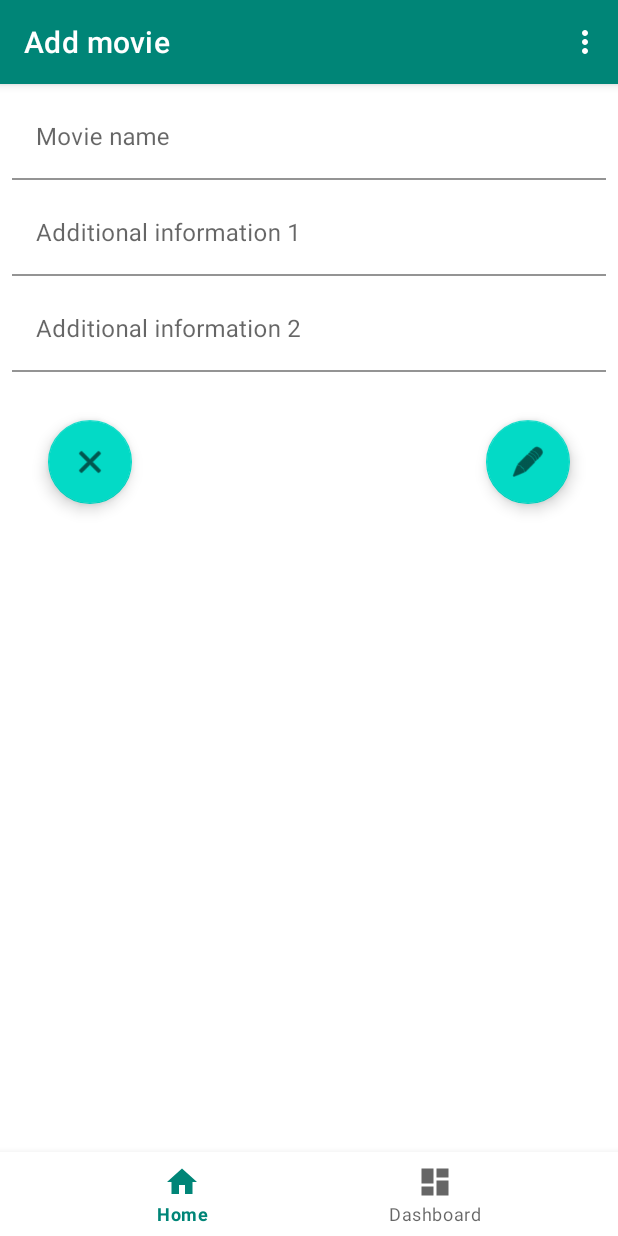
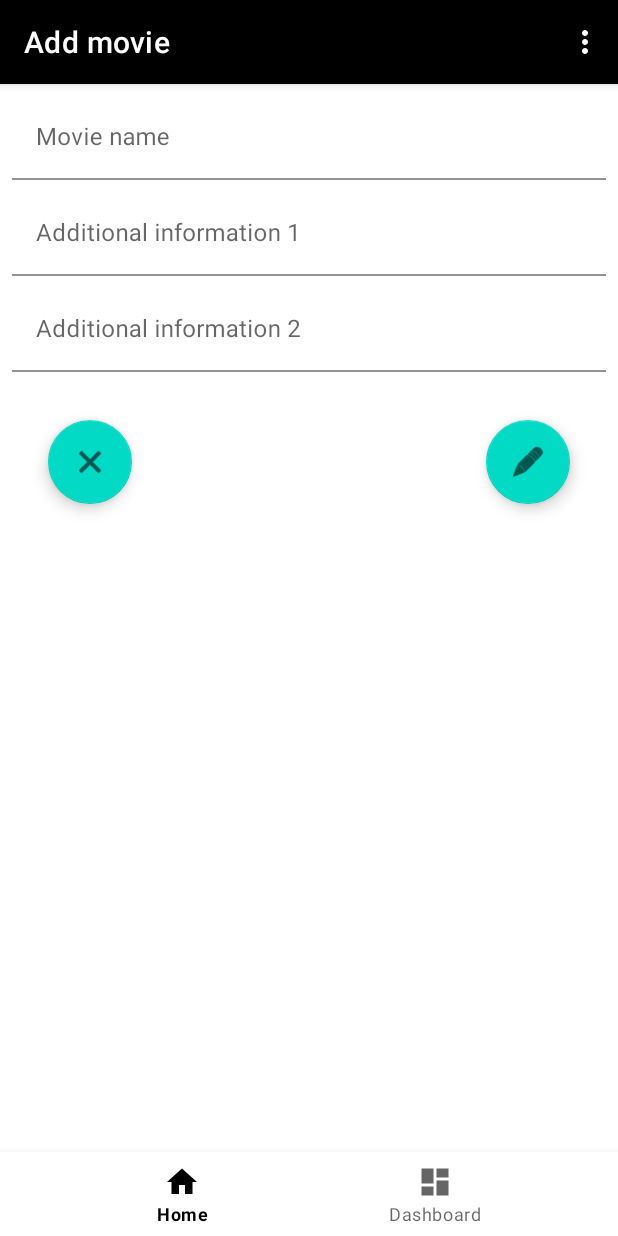
Before and after one commit to hgarciaalberto/GroupFilmManager, an Android app: the AddMovieFragment screen opened through its navigation route, after a tap on an icon or button, on a phone screen of 412 x 824 dp. Run offline under Robolectric (Android 15) with nearby library versions, the phone set to English and light mode, and no system bars; our stand-ins replace Firebase (no records; nobody signed in at launch, a user with empty details on screens opened directly), data binding, navigation-ui; 3 statements that could not run were skipped.

Commit message:
List movies and users in MoviesFragment Some colours changed

```diff
--- a/app/build.gradle
+++ b/app/build.gradle
@@ -47,6 +47,7 @@ dependencies {
 
     implementation 'androidx.legacy:legacy-support-v4:1.0.0'
     implementation 'androidx.appcompat:appcompat:1.1.0'
+    implementation 'androidx.gridlayout:gridlayout:1.0.0'
     implementation 'androidx.core:core-ktx:1.1.0'
     implementation 'androidx.constraintlayout:constraintlayout:1.1.3'
     implementation 'androidx.lifecycle:lifecycle-extensions:2.1.0'
@@ -62,6 +63,7 @@ dependencies {
 
     // Firestore
     implementation "com.google.firebase:firebase-firestore:$firebaseFirestoreVersion"
+    implementation "com.firebaseui:firebase-ui-firestore:$firebaseFirestoreUiVersion"
 
     //Coroutines
     implementation "org.jetbrains.kotlinx:kotlinx-coroutines-core:$coroutinesVersion"
--- a/app/src/main/java/com/ahgitdevelopment/groupfilmmanager/firebase/FirestoreRepository.kt
+++ b/app/src/main/java/com/ahgitdevelopment/groupfilmmanager/firebase/FirestoreRepository.kt
@@ -1,6 +1,5 @@
 package com.ahgitdevelopment.groupfilmmanager.firebase
 
-import android.util.Log
 import com.ahgitdevelopment.groupfilmmanager.data.Movie
 import com.ahgitdevelopment.groupfilmmanager.data.User
 import com.google.firebase.firestore.FieldValue
@@ -54,10 +53,12 @@ class FirestoreRepository {
         val user = userRef.document(userId).get().await().toObject(User::class.java)
 
         moviesRef.get().await().forEach {
-            Log.d(TAG, "Movie updated: ${it.id}")
-            moviesRef.document(it.id).update(MOVIE_USER_LIST, FieldValue.arrayUnion(user))
+            moviesRef.document(it.id).update(MOVIE_USERS_LIST, FieldValue.arrayUnion(user))
         }
     }
+
+    suspend fun getAllMovies(databaseId: String): QuerySnapshot =
+        db.collection(ROOT).document(databaseId).collection(MOVIES).orderBy(USER_NAME).get().await()
 
 
     companion object {
@@ -72,6 +73,6 @@ class FirestoreRepository {
         const val USER_NAME = "name"
 
         // Movie fields
-        const val MOVIE_USER_LIST = "users"
+        const val MOVIE_USERS_LIST = "users"
     }
 }
--- a/app/src/main/java/com/ahgitdevelopment/groupfilmmanager/ui/moviemanger/ui/addmovie/AddMovieFragment.kt
+++ b/app/src/main/java/com/ahgitdevelopment/groupfilmmanager/ui/moviemanger/ui/addmovie/AddMovieFragment.kt
@@ -45,13 +45,8 @@ class AddMovieFragment : Fragment() {
 
         addMovieViewModel.isMovieSaved.observe(this, Observer {
             when (it) {
-                true -> {
-                    Toast.makeText(requireContext(), "movie saved: $it", Toast.LENGTH_LONG).show()
-                    findNavController().popBackStack()
-                }
-                false -> {
-                    Toast.makeText(requireContext(), R.string.error_message_empty_value, Toast.LENGTH_LONG).show()
-                }
+                true -> findNavController().popBackStack()
+                false -> Toast.makeText(requireContext(), R.string.error_message_empty_value, Toast.LENGTH_LONG).show()
             }
         })
     }
--- a/app/src/main/java/com/ahgitdevelopment/groupfilmmanager/ui/moviemanger/ui/addmovie/AddMovieViewModel.kt
+++ b/app/src/main/java/com/ahgitdevelopment/groupfilmmanager/ui/moviemanger/ui/addmovie/AddMovieViewModel.kt
@@ -20,45 +20,11 @@ class AddMovieViewModel(application: Application) : AndroidViewModel(application
 
     val isMovieSaved = SingleLiveEvent<Boolean>()
 
-//    @Bindable
-//    fun getName(): String {
-//        data.name
-//    }
-//
-//    fun setName(value: String) {
-//        // Avoids infinite loops.
-//        if (data.name != value) {
-//            data.name = value
-//
-//            // React to the change.
-//            saveData()
-//
-//            // Notify observers of a new value.
-//            notifyPropertyChanged(BR.name)
-//        }
-//    }
-//
-//    @Bindable
-//    fun getDesctiption1(): String = description1
-//
-//    fun setDesctiption1(description1: String) {
-//        this.description1 = description1
-//    }
-//
-//    @Bindable
-//    fun getDesctiption2(): String = description2
-//
-//    fun setDesctiption2(description2: String) {
-//        this.description2 = description2
-//    }
-
     fun saveMovieIntoDatabase() {
         viewModelScope.launch {
-            //            if (name.isNotBlank() && description1.isNotBlank() && description2.isNotBlank()) {
-            if (!name.value.isNullOrBlank() && !description1.value.isNullOrBlank() && !description2.value.isNullOrBlank()) {
-//                Movie(name, description1, description2).run {
+
+            if (!name.value.isNullOrBlank()) {
                 Movie(name.value ?: "", description1.value ?: "", description2.value ?: "").run {
-                    //                    val databaseId = (application as BaseApplication).prefs.getDatabaseId()
                     val databaseId = getApplication<BaseApplication>().prefs.getDatabaseId()
                     firestoreRepository.saveMovie(databaseId, this) //FIXME: Do not have error management
                     isMovieSaved.value = true
--- a/app/src/main/java/com/ahgitdevelopment/groupfilmmanager/ui/moviemanger/ui/movies/MoviesFragment.kt
+++ b/app/src/main/java/com/ahgitdevelopment/groupfilmmanager/ui/moviemanger/ui/movies/MoviesFragment.kt
@@ -4,38 +4,60 @@ import android.os.Bundle
 import android.view.LayoutInflater
 import android.view.View
 import android.view.ViewGroup
-import android.widget.TextView
 import android.widget.Toast
 import androidx.fragment.app.Fragment
-import androidx.lifecycle.Observer
 import androidx.lifecycle.ViewModelProviders
 import androidx.navigation.fragment.findNavController
+import androidx.recyclerview.widget.LinearLayoutManager
+import androidx.recyclerview.widget.RecyclerView
 import com.ahgitdevelopment.groupfilmmanager.R
+import com.ahgitdevelopment.groupfilmmanager.base.BaseApplication
+import com.ahgitdevelopment.groupfilmmanager.data.Movie
+import com.ahgitdevelopment.groupfilmmanager.firebase.FirestoreRepository
+import com.firebase.ui.firestore.FirestoreRecyclerOptions
 import com.google.android.material.floatingactionbutton.FloatingActionButton
+import kotlinx.coroutines.CoroutineScope
+import kotlinx.coroutines.Dispatchers
+import kotlinx.coroutines.launch
 
 class MoviesFragment : Fragment() {
 
     private lateinit var moviesViewModel: MoviesViewModel
 
+    private val firestoreRepository by lazy { FirestoreRepository() }
+
+
+    private lateinit var mAdapter: MovieRecyclerAdapter
+
     override fun onCreateView(inflater: LayoutInflater, container: ViewGroup?, savedInstanceState: Bundle?): View? {
-
         moviesViewModel = ViewModelProviders.of(this).get(MoviesViewModel::class.java)
-
-        val root = inflater.inflate(R.layout.fragment_home, container, false)
-
-        val textView: TextView = root.findViewById(R.id.text_home)
-
-        moviesViewModel.text.observe(this, Observer {
-            textView.text = it
-        })
-        return root
+        return inflater.inflate(R.layout.fragment_movies, container, false)
     }
 
     override fun onViewCreated(view: View, savedInstanceState: Bundle?) {
         super.onViewCreated(view, savedInstanceState)
+
+        val uiScope = CoroutineScope(Dispatchers.Main)
+        uiScope.launch {
+            val databaseId = (activity?.application as BaseApplication).prefs.getDatabaseId()
+            firestoreRepository.getAllMovies(databaseId).let {
+                val options = FirestoreRecyclerOptions.Builder<Movie>()
+                    .setLifecycleOwner(activity)
+                    .setQuery(it.query, Movie::class.java)
+                    .build()
+
+                mAdapter = MovieRecyclerAdapter(options)
+
+                view.findViewById<RecyclerView>(R.id.recyclerView).apply {
+                    setHasFixedSize(true)
+                    layoutManager = LinearLayoutManager(activity)
+                    adapter = mAdapter
+                }
+            }
+        }
+
         view.findViewById<FloatingActionButton>(R.id.fab).setOnClickListener {
-            Toast.makeText(requireActivity(), "Add movie", Toast.LENGTH_SHORT).show()
-
+            Toast.makeText(requireActivity(), "Movie added", Toast.LENGTH_SHORT).show()
             findNavController().navigate(R.id.navigation_addMovie)
         }
     }
--- a/app/src/main/res/navigation/mobile_navigation.xml
+++ b/app/src/main/res/navigation/mobile_navigation.xml
@@ -9,7 +9,7 @@
         android:id="@+id/navigation_home"
         android:name="com.ahgitdevelopment.groupfilmmanager.ui.moviemanger.ui.movies.MoviesFragment"
         android:label="@string/title_home"
-        tools:layout="@layout/fragment_home">
+        tools:layout="@layout/fragment_movies">
         <action
             android:id="@+id/action_navigation_home_to_navigation_addMovie"
             app:destination="@id/navigation_addMovie"
--- /dev/null
+++ b/app/src/main/res/values-v21/styles.xml
@@ -0,0 +1,16 @@
+<resources>
+
+    <style name="AppTheme" parent="Theme.MaterialComponents.Light.DarkActionBar">
+        <item name="colorPrimary">@color/colorPrimary</item>
+        <item name="colorPrimaryDark">@color/colorPrimaryDark</item>
+        <item name="colorAccent">@color/colorAccent</item>
+
+        <item name="android:statusBarColor">@color/colorPrimary</item>
+    </style>
+
+    <style name="AppTheme.NoActionBar">
+        <item name="windowActionBar">false</item>
+        <item name="windowNoTitle">true</item>
+        <item name="android:statusBarColor">@android:color/transparent</item>
+    </style>
+</resources>
--- a/app/src/main/res/values/colors.xml
+++ b/app/src/main/res/values/colors.xml
@@ -1,6 +1,6 @@
 <?xml version="1.0" encoding="utf-8"?>
 <resources>
-    <color name="colorPrimary">#008577</color>
+    <color name="colorPrimary">#000000</color>
     <color name="colorPrimaryDark">#00574B</color>
     <color name="colorAccent">#D81B60</color>
 </resources>
--- a/app/src/main/res/values/strings.xml
+++ b/app/src/main/res/values/strings.xml
@@ -17,4 +17,7 @@
     <string name="title_addMovie">Add movie</string>
     <string name="dialog_title_insertUserName">Insert your name</string>
     <string name="error_message_addMovie">Check fileds to continue.</string>
+    <string name="user_movieWatched">Watched</string>
+    <string name="user_movieWanted">Wanted</string>
+    <string name="users_info">Users</string>
 </resources>
```
Also changed, not shown: app/src/main/java/com/ahgitdevelopment/groupfilmmanager/data/Movie.kt (+14 -4 lines), app/src/main/java/com/ahgitdevelopment/groupfilmmanager/ui/moviemanger/ui/movies/MovieRecyclerAdapter.kt (added, +47 -0 lines), app/src/main/java/com/ahgitdevelopment/groupfilmmanager/ui/moviemanger/ui/movies/UserRecyclerAdapter.kt (added, +45 -0 lines), app/src/main/res/layout/fragment_movies.xml (renamed from app/src/main/res/layout/fragment_home.xml, +5 -8 lines), app/src/main/res/layout/movie_list_item.xml (added, +87 -0 lines), app/src/main/res/layout/user_item_checked.xml (added, +48 -0 lines).
